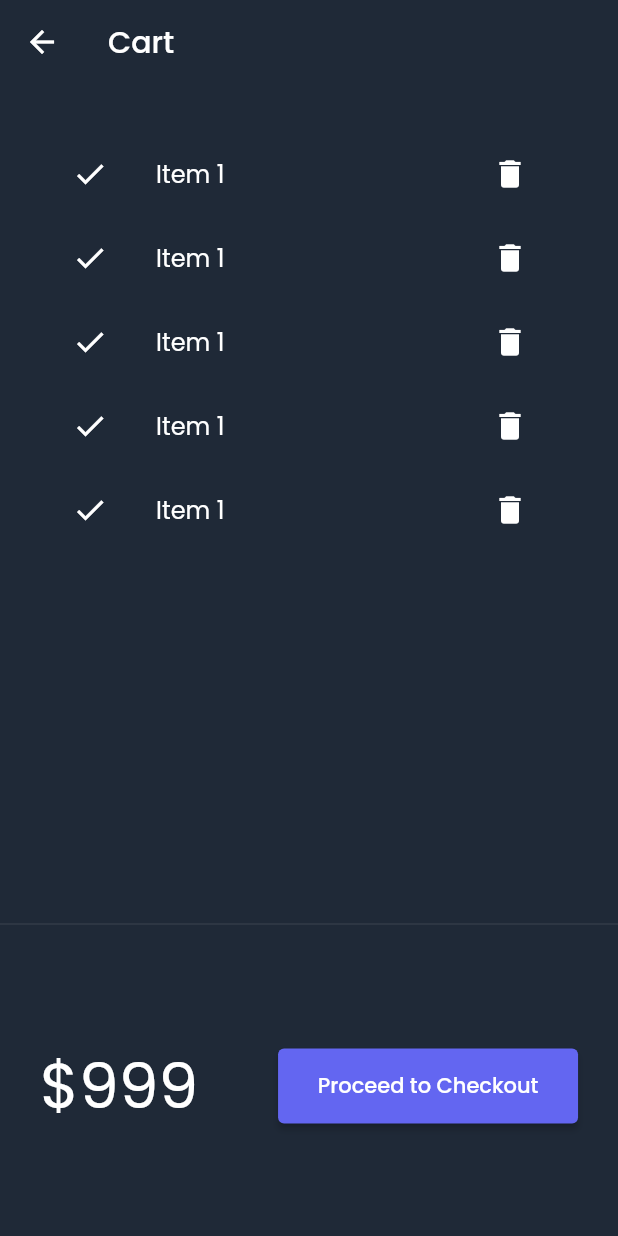
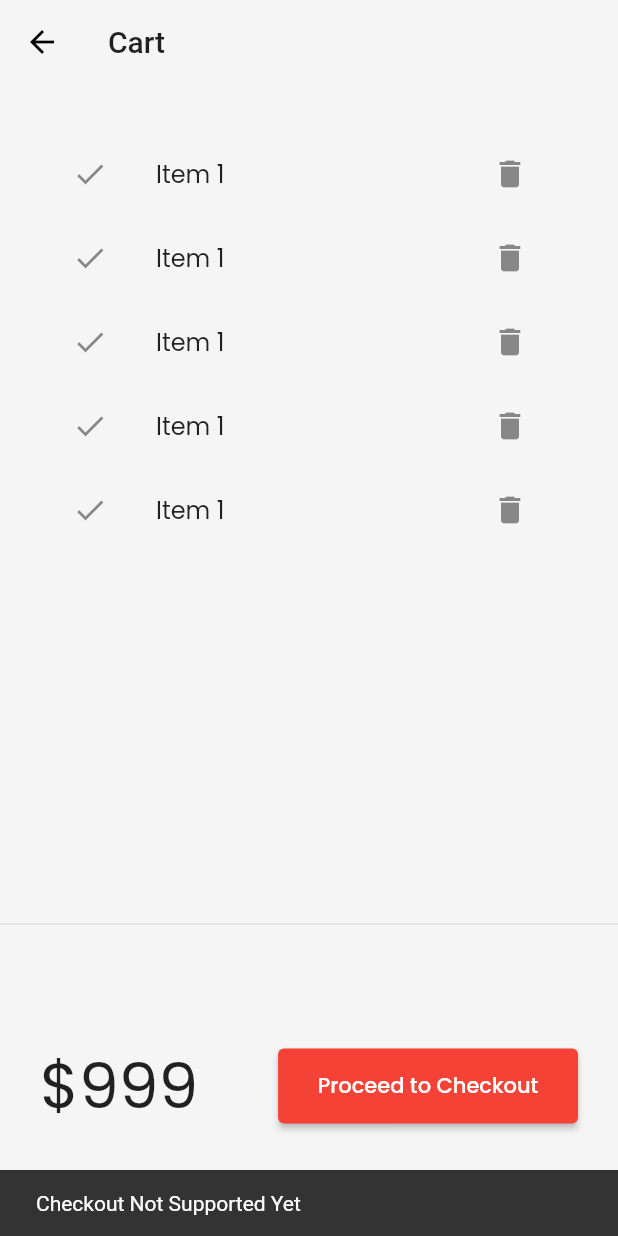
Before and after one commit to codersangam/thirtydays_flutter, a Flutter app: the screen it shows after launch, after a tap on "Proceed to Checkout", on a phone screen of 412 x 824 dp. Run offline on Flutter 3.47's test engine with Material 2 defaults, Android fonts, the phone set to English and light mode, and no system bars; our stand-ins replace google_fonts, velocity_x; network calls fail.

Commit message:
day23 completed

```diff
--- a/lib/main.dart
+++ b/lib/main.dart
@@ -15,7 +15,7 @@
   Widget build(BuildContext context) {
     return MaterialApp(
       // home: HomeScreen(),
-      themeMode: ThemeMode.dark,
+      themeMode: ThemeMode.system,
       theme: MyTheme.lightTheme(context),
       darkTheme: MyTheme.darkTheme(context),
 
--- a/lib/models/catalog.dart
+++ b/lib/models/catalog.dart
@@ -10,10 +10,10 @@
             "https://encrypted-tbn0.gstatic.com/images?q=tbn:ANd9GcRISJ6msIu4AU9_M9ZnJVQVFmfuhfyJjEtbUm3ZK11_8IV9TV25-1uM5wHjiFNwKy99w0mR5Hk&usqp=CAc")
   ];
 
-  static Item getById(int id) =>
+  Item getById(int id) =>
       items.firstWhere((element) => element.id == id, orElse: null);
 
-  static Item getByPosition(int pos) => items[pos];
+  Item getByPosition(int pos) => items[pos];
 }
 
 class Item {
--- a/lib/screens/cart_screen.dart
+++ b/lib/screens/cart_screen.dart
@@ -37,7 +37,10 @@
             style: ButtonStyle(
                 backgroundColor:
                     MaterialStateProperty.all(context.theme.buttonColor)),
-            onPressed: () {},
+            onPressed: () {
+              ScaffoldMessenger.of(context).showSnackBar(
+                  SnackBar(content: "Checkout Not Supported Yet".text.make()));
+            },
             child: Text("Proceed to Checkout"),
           ).wh(200, 50)
         ],
--- a/lib/widgets/home_widgets/catalog_list.dart
+++ b/lib/widgets/home_widgets/catalog_list.dart
@@ -14,13 +14,13 @@
         itemCount: CatalogModel.items.length,
         itemBuilder: (context, index) {
           // final catalog = CatalogModel.items[index];
-          final catalog = CatalogModel.getByPosition(index);
+          final catalog = CatalogModel.items[index];
           return InkWell(
               onTap: () => Navigator.push(
                   context,
                   MaterialPageRoute(
                       builder: (context) =>
-                          HomeDetailsScreen(catalog: CatalogModel.getById(5)))),
+                          HomeDetailsScreen(catalog: catalog))),
               child: CatalogItem(catalog: catalog));
         });
   }
```
Also changed, not shown: lib/models/cart.dart (added, +35 -0 lines).
